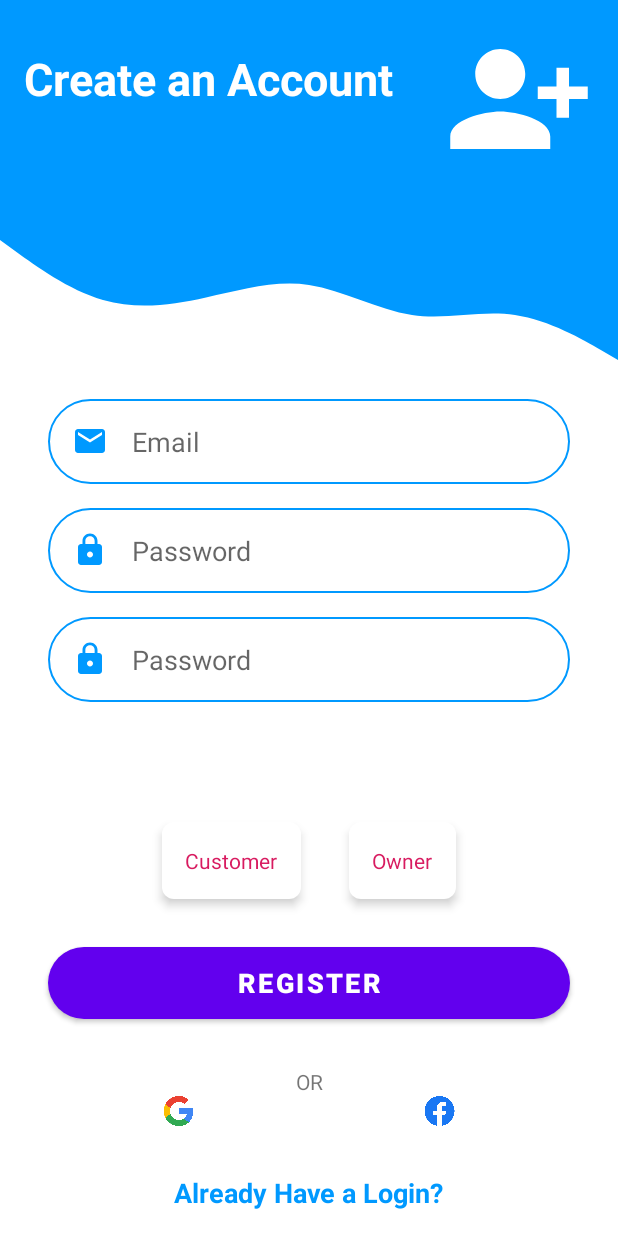
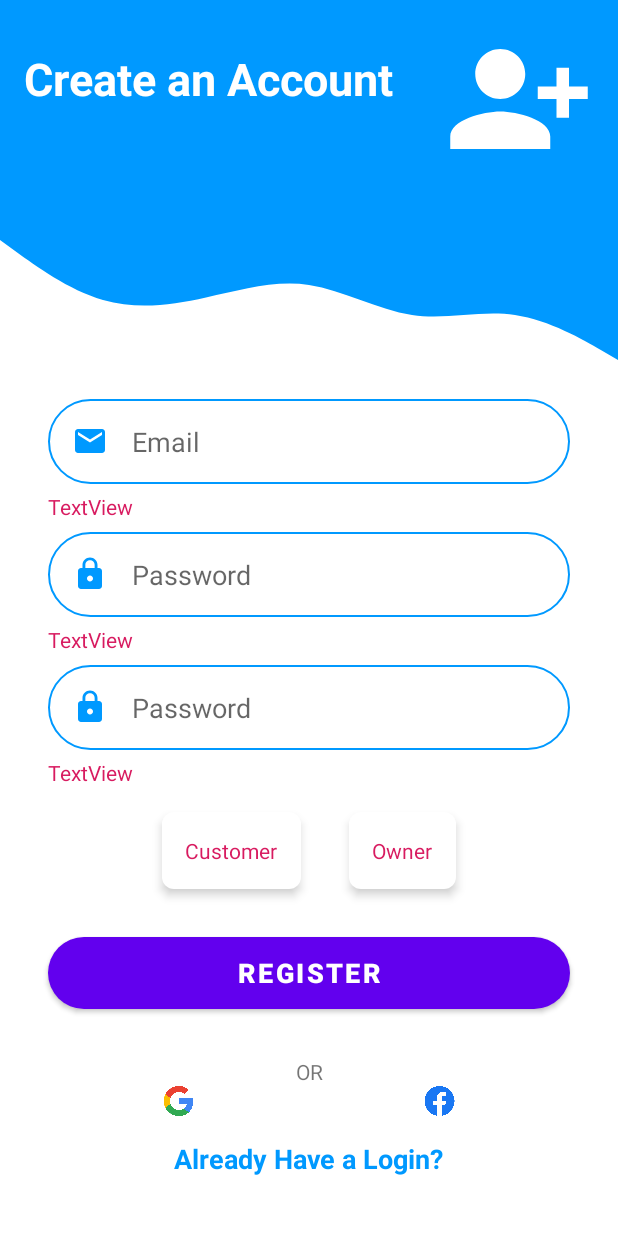
Before and after one commit to yasithWimukthi/fuel-station-manager-app, an Android app: the layout activity_register_screen.xml on its own in the app's theme, with its tools: preview values and no code run, on a phone screen of 412 x 824 dp. Run offline under Robolectric (Android 15) with nearby library versions, the phone set to English and light mode, and no system bars.

Commit message:
added required inout validation for register inputs

```diff
--- a/app/src/main/res/layout/activity_register_screen.xml
+++ b/app/src/main/res/layout/activity_register_screen.xml
@@ -72,12 +72,22 @@
             app:layout_constraintStart_toStartOf="parent"
             app:layout_constraintTop_toBottomOf="@+id/view2" />
 
+        <TextView
+            android:id="@+id/emailErrors"
+            android:layout_width="wrap_content"
+            android:layout_height="wrap_content"
+            android:layout_marginTop="5dp"
+            android:text="TextView"
+            android:textColor="@color/colorAccent"
+            app:layout_constraintStart_toStartOf="@+id/inputEmail"
+            app:layout_constraintTop_toBottomOf="@+id/inputEmail" />
+
         <EditText
             android:id="@+id/inputPassword"
             android:layout_width="0dp"
             android:layout_height="wrap_content"
             android:layout_marginStart="32dp"
-            android:layout_marginTop="16dp"
+            android:layout_marginTop="32dp"
             android:layout_marginEnd="32dp"
             android:background="@drawable/round_border"
             android:drawableStart="@drawable/ic_lock"
@@ -87,15 +97,26 @@
             android:inputType="textPassword"
             android:padding="16dp"
             app:layout_constraintEnd_toEndOf="parent"
+            app:layout_constraintHorizontal_bias="0.0"
             app:layout_constraintStart_toStartOf="parent"
             app:layout_constraintTop_toBottomOf="@+id/inputEmail" />
+
+        <TextView
+            android:id="@+id/passwordErrors"
+            android:layout_width="wrap_content"
+            android:layout_height="wrap_content"
+            android:layout_marginTop="5dp"
+            android:text="TextView"
+            android:textColor="@color/colorAccent"
+            app:layout_constraintStart_toStartOf="@+id/inputPassword"
+            app:layout_constraintTop_toBottomOf="@+id/inputPassword" />
 
         <EditText
             android:id="@+id/confirmPassword"
             android:layout_width="0dp"
             android:layout_height="wrap_content"
             android:layout_marginStart="32dp"
-            android:layout_marginTop="16dp"
+            android:layout_marginTop="32dp"
             android:layout_marginEnd="32dp"
             android:background="@drawable/round_border"
             android:drawableStart="@drawable/ic_lock"
@@ -105,42 +126,54 @@
             android:inputType="textPassword"
             android:padding="16dp"
             app:layout_constraintEnd_toEndOf="parent"
+            app:layout_constraintHorizontal_bias="0.0"
             app:layout_constraintStart_toStartOf="parent"
             app:layout_constraintTop_toBottomOf="@+id/inputPassword" />
+
+        <TextView
+            android:id="@+id/confPasswordErrors"
+            android:layout_width="wrap_content"
+            android:layout_height="wrap_content"
+            android:layout_marginTop="5dp"
+            android:text="TextView"
+            android:textColor="@color/colorAccent"
+            app:layout_constraintStart_toStartOf="@+id/confirmPassword"
+            app:layout_constraintTop_toBottomOf="@+id/confirmPassword" />
 
         <RadioGroup
             android:id="@+id/radioGroup"
             android:layout_width="wrap_content"
             android:layout_height="wrap_content"
             android:layout_marginStart="32dp"
+            android:layout_marginTop="50dp"
             android:layout_marginEnd="32dp"
             android:orientation="horizontal"
             app:layout_constraintBottom_toBottomOf="@+id/btnRegister"
             app:layout_constraintEnd_toEndOf="parent"
             app:layout_constraintStart_toStartOf="parent"
-            app:layout_constraintTop_toBottomOf="@+id/confirmPassword">
+            app:layout_constraintTop_toBottomOf="@+id/inputPassword">
 
             <RadioButton
                 android:layout_width="wrap_content"
                 android:layout_height="wrap_content"
                 android:layout_margin="16dp"
+                android:background="@drawable/radio_selector"
+                android:button="@android:color/transparent"
+                android:elevation="4dp"
                 android:padding="16dp"
-                android:button="@android:color/transparent"
-                android:background="@drawable/radio_selector"
-                android:textColor="@drawable/radio_text"
-                android:elevation="4dp"
-                android:text="Customer" />
+                android:text="Customer"
+                android:textColor="@drawable/radio_text" />
 
             <RadioButton
                 android:layout_width="wrap_content"
                 android:layout_height="wrap_content"
                 android:layout_margin="16dp"
+                android:background="@drawable/radio_selector"
+                android:button="@android:color/transparent"
+                android:elevation="4dp"
                 android:padding="16dp"
-                android:button="@android:color/transparent"
-                android:background="@drawable/radio_selector"
-                android:textColor="@drawable/radio_text"
-                android:elevation="4dp"
-                android:text="Owner" />
+                android:text="Owner"
+                android:textColor="@drawable/radio_text" />
 
         </RadioGroup>
 
@@ -204,7 +237,7 @@
             android:layout_width="wrap_content"
             android:layout_height="wrap_content"
             android:layout_marginStart="32dp"
-            android:layout_marginTop="32dp"
+            android:layout_marginTop="16dp"
             android:layout_marginEnd="32dp"
             android:text="@string/already_have_login"
             android:textColor="@color/colorPrimary"
@@ -213,8 +246,6 @@
             app:layout_constraintEnd_toEndOf="parent"
             app:layout_constraintStart_toStartOf="parent"
             app:layout_constraintTop_toBottomOf="@+id/linearLayout2" />
-
-
     </androidx.constraintlayout.widget.ConstraintLayout>
 
 </ScrollView>
--- a/app/src/main/res/values/strings.xml
+++ b/app/src/main/res/values/strings.xml
@@ -13,4 +13,9 @@
     <!-- TODO: Remove or change this placeholder text -->
     <string name="hello_blank_fragment">Hello blank fragment</string>
 
+    <string name="email_empty">Email cannot be empty</string>
+    <string name="pwd_empty">Password cannot be empty</string>
+    <string name="conf_pwd_empty">Confirm password cannot be empty</string>
+
+
 </resources>
```
Also changed, not shown: app/src/main/AndroidManifest.xml (+7 -5 lines), app/src/main/java/com/fuelstationmanagerapp/RegisterScreen.java (+31 -12 lines), app/src/main/java/com/fuelstationmanagerapp/helpers/InputValidation.java (+26 -0 lines).
